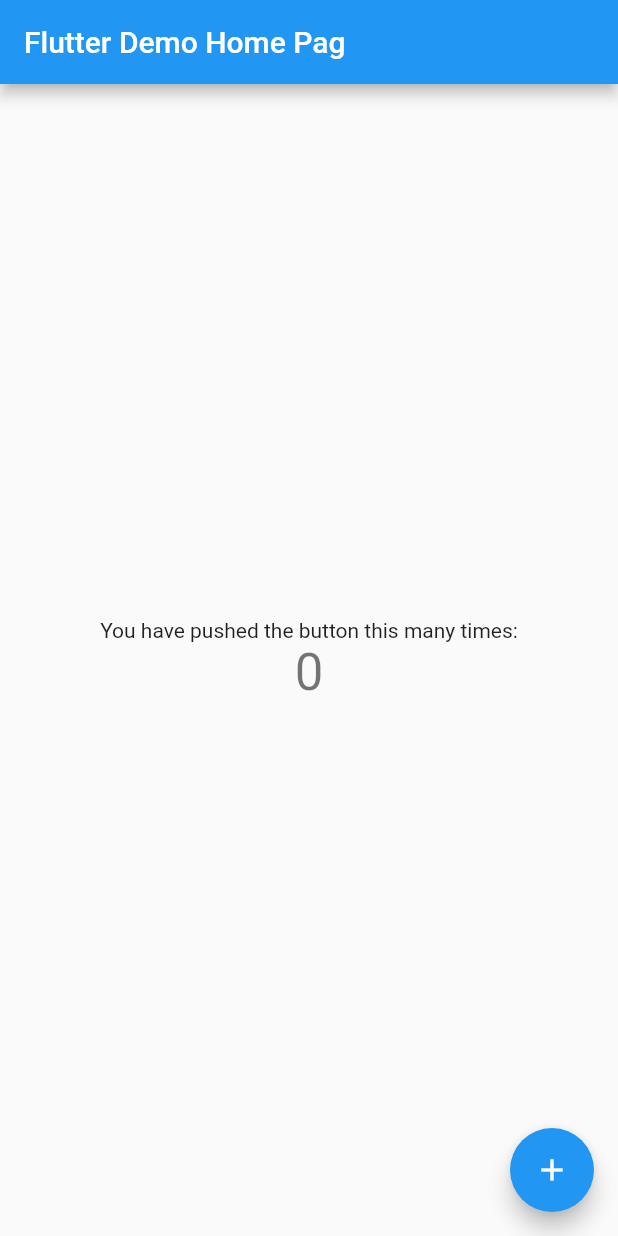
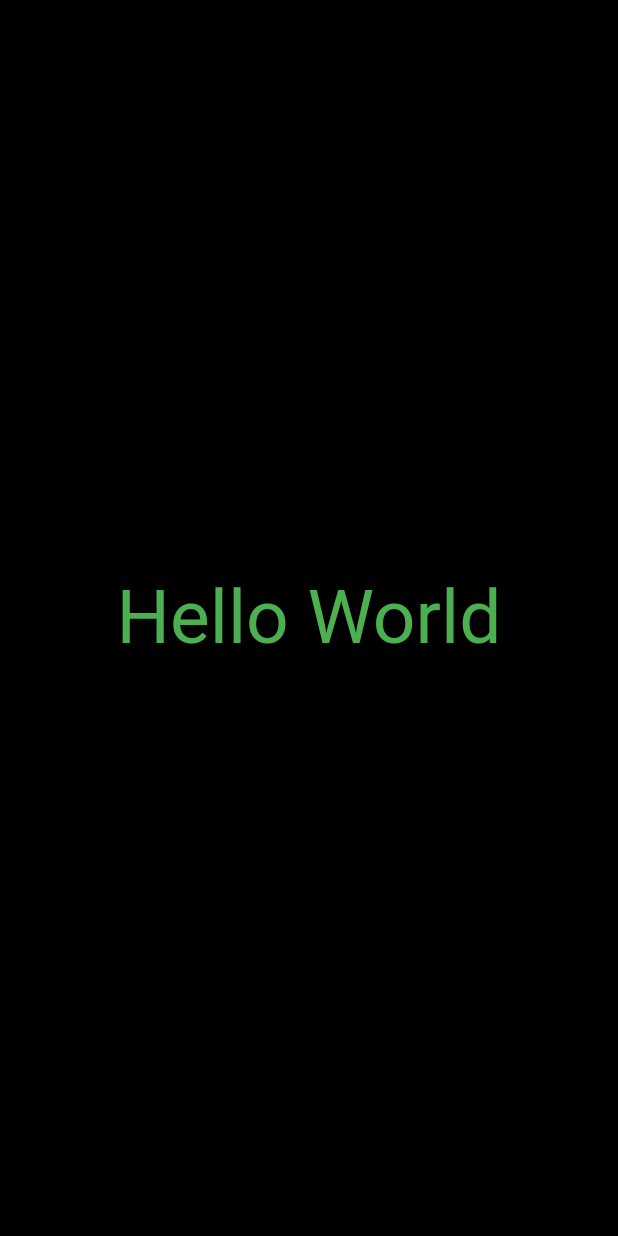
Before and after one commit to henrique945/app.flutter.study, a Flutter app: the screen it shows after launch, on a phone screen of 412 x 824 dp. Run offline on Flutter 3.47's test engine with Material 2 defaults, Android fonts, the phone set to English and light mode, and no system bars.

Commit message:
create(widget): create first widget

```diff
--- a/lib/main.dart
+++ b/lib/main.dart
@@ -1,113 +1,14 @@
 import 'package:flutter/material.dart';
 
-void main() {
-  runApp(MyApp());
+main() {
+  runApp(Container(
+    child: Center(
+      child: Text(
+        'Hello World',
+        textDirection: TextDirection.ltr,
+        style: TextStyle(color: Colors.green, fontSize: 50),
+      ),
+    ),
+    color: Colors.black,
+  ));
 }
-
-class MyApp extends StatelessWidget {
-  // This widget is the root of your application.
-  @override
-  Widget build(BuildContext context) {
-    return MaterialApp(
-      title: 'Flutter Demo',
-      theme: ThemeData(
-        // This is the theme of your application.
-        //
-        // Try running your application with "flutter run". You'll see the
-        // application has a blue toolbar. Then, without quitting the app, try
-        // changing the primarySwatch below to Colors.green and then invoke
-        // "hot reload" (press "r" in the console where you ran "flutter run",
-        // or simply save your changes to "hot reload" in a Flutter IDE).
-        // Notice that the counter didn't reset back to zero; the application
-        // is not restarted.
-        primarySwatch: Colors.blue,
-      ),
-      home: MyHomePage(title: 'Flutter Demo Home Pag'),
-    );
-  }
-}
-
-class MyHomePage extends StatefulWidget {
-  MyHomePage({Key key, this.title}) : super(key: key);
-
-  // This widget is the home page of your application. It is stateful, meaning
-  // that it has a State object (defined below) that contains fields that affect
-  // how it looks.
-
-  // This class is the configuration for the state. It holds the values (in this
-  // case the title) provided by the parent (in this case the App widget) and
-  // used by the build method of the State. Fields in a Widget subclass are
-  // always marked "final".
-
-  final String title;
-
-  @override
-  _MyHomePageState createState() => _MyHomePageState();
-}
-
-class _MyHomePageState extends State<MyHomePage> {
-  int _counter = 0;
-
-  void _incrementCounter() {
-    setState(() {
-      // This call to setState tells the Flutter framework that something has
-      // changed in this State, which causes it to rerun the build method below
-      // so that the display can reflect the updated values. If we changed
-      // _counter without calling setState(), then the build method would not be
-      // called again, and so nothing would appear to happen.
-      _counter++;
-    });
-  }
-
-  @override
-  Widget build(BuildContext context) {
-    // This method is rerun every time setState is called, for instance as done
-    // by the _incrementCounter method above.
-    //
-    // The Flutter framework has been optimized to make rerunning build methods
-    // fast, so that you can just rebuild anything that needs updating rather
-    // than having to individually change instances of widgets.
-    return Scaffold(
-      appBar: AppBar(
-        // Here we take the value from the MyHomePage object that was created by
-        // the App.build method, and use it to set our appbar title.
-        title: Text(widget.title),
-      ),
-      body: Center(
-        // Center is a layout widget. It takes a single child and positions it
-        // in the middle of the parent.
-        child: Column(
-          // Column is also a layout widget. It takes a list of children and
-          // arranges them vertically. By default, it sizes itself to fit its
-          // children horizontally, and tries to be as tall as its parent.
-          //
-          // Invoke "debug painting" (press "p" in the console, choose the
-          // "Toggle Debug Paint" action from the Flutter Inspector in Android
-          // Studio, or the "Toggle Debug Paint" command in Visual Studio Code)
-          // to see the wireframe for each widget.
-          //
-          // Column has various properties to control how it sizes itself and
-          // how it positions its children. Here we use mainAxisAlignment to
-          // center the children vertically; the main axis here is the vertical
-          // axis because Columns are vertical (the cross axis would be
-          // horizontal).
-          mainAxisAlignment: MainAxisAlignment.center,
-          children: <Widget>[
-            Text(
-              'You have pushed the button this many times:',
-            ),
-            Text(
-              '$_counter',
-              style: Theme.of(context).textTheme.headline4,
-            ),
-          ],
-        ),
-      ),
-      floatingActionButton: FloatingActionButton(
-        onPressed: _incrementCounter,
-        tooltip: 'Increment',
-        child: Icon(Icons.add),
-      ), // This trailing comma makes auto-formatting nicer for build methods.
-    );
-  }
-}
```
